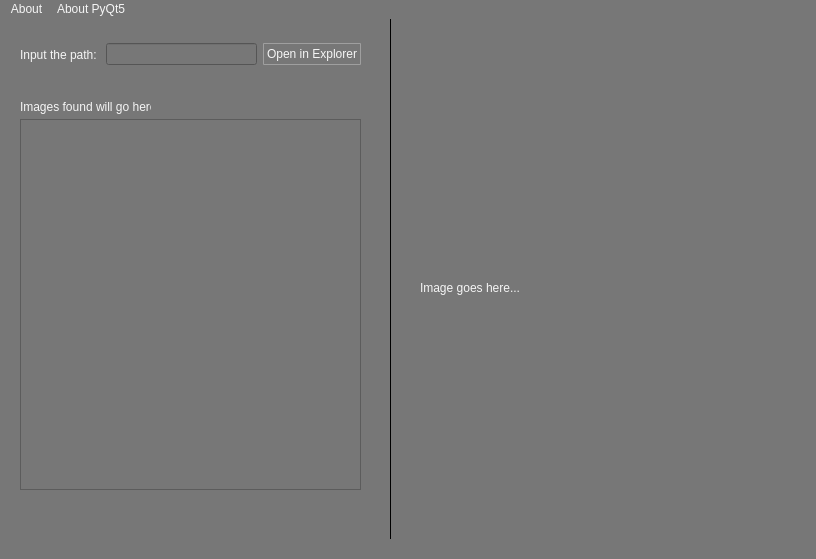
The window that pyqt5_designer_files/main.ui (0xBooper/ImageSee) describes before a commit, drawn with Qt 5.
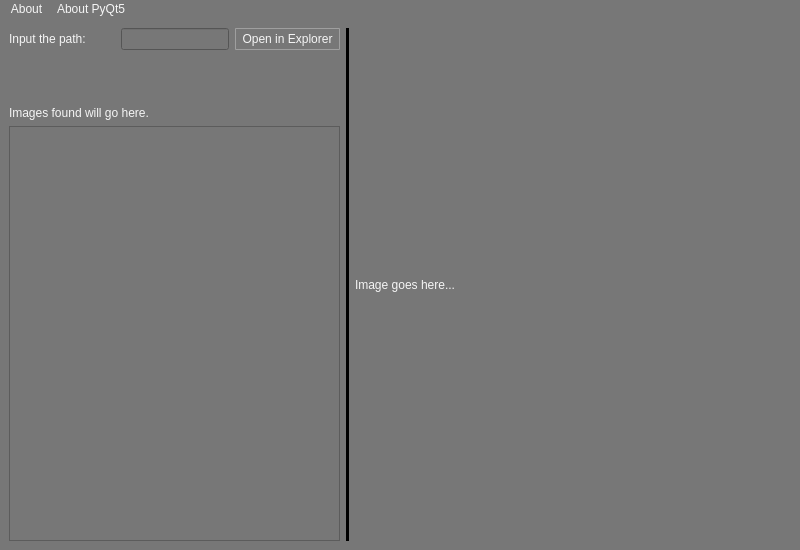
The same window after the commit. Icons and pictures are not drawn.

The edit to the form file:
```diff
--- a/pyqt5_designer_files/main.ui
+++ b/pyqt5_designer_files/main.ui
@@ -7,8 +7,8 @@
    <rect>
     <x>0</x>
     <y>0</y>
-    <width>816</width>
-    <height>559</height>
+    <width>800</width>
+    <height>550</height>
    </rect>
   </property>
   <property name="sizePolicy">
@@ -29,7 +29,7 @@
   </property>
   <widget class="QWidget" name="centralwidget">
    <property name="sizePolicy">
-    <sizepolicy hsizetype="Preferred" vsizetype="Preferred">
+    <sizepolicy hsizetype="Expanding" vsizetype="Expanding">
      <horstretch>0</horstretch>
      <verstretch>0</verstretch>
     </sizepolicy>
@@ -37,59 +37,34 @@
    <property name="layoutDirection">
     <enum>Qt::LeftToRight</enum>
    </property>
-   <widget class="Line" name="line">
-    <property name="geometry">
-     <rect>
-      <x>390</x>
-      <y>0</y>
-      <width>1</width>
-      <height>520</height>
-     </rect>
-    </property>
-    <property name="sizePolicy">
-     <sizepolicy hsizetype="Preferred" vsizetype="Preferred">
-      <horstretch>0</horstretch>
-      <verstretch>0</verstretch>
-     </sizepolicy>
-    </property>
-    <property name="layoutDirection">
-     <enum>Qt::LeftToRight</enum>
-    </property>
-    <property name="styleSheet">
-     <string notr="true">background-color: black;</string>
-    </property>
-    <property name="orientation">
-     <enum>Qt::Vertical</enum>
-    </property>
-   </widget>
-   <widget class="QLabel" name="image_label">
-    <property name="geometry">
-     <rect>
-      <x>400</x>
-      <y>0</y>
-      <width>391</width>
-      <height>491</height>
-     </rect>
-    </property>
-    <property name="styleSheet">
-     <string notr="true">text-align: center;</string>
-    </property>
-    <property name="text">
-     <string/>
-    </property>
-   </widget>
-   <widget class="QWidget" name="horizontalLayoutWidget">
-    <property name="geometry">
-     <rect>
-      <x>20</x>
-      <y>10</y>
-      <width>341</width>
-      <height>51</height>
-     </rect>
-    </property>
+   <property name="autoFillBackground">
+    <bool>true</bool>
+   </property>
+   <property name="locale">
+    <locale language="English" country="UnitedStates"/>
+   </property>
+   <layout class="QHBoxLayout" name="horizontalLayout">
+    <item>
+     <layout class="QVBoxLayout" name="image_side_layout">
+      <property name="spacing">
+       <number>6</number>
+      </property>
+      <property name="sizeConstraint">
+       <enum>QLayout::SetFixedSize</enum>
+      </property>
+      <item>
     <layout class="QHBoxLayout" name="file_selection_layout">
+        <property name="bottomMargin">
+         <number>50</number>
+        </property>
      <item>
       <widget class="QLabel" name="file_selection_label">
+          <property name="sizePolicy">
+           <sizepolicy hsizetype="Expanding" vsizetype="Preferred">
+            <horstretch>0</horstretch>
+            <verstretch>0</verstretch>
+           </sizepolicy>
+          </property>
        <property name="text">
         <string>Input the path: </string>
        </property>
@@ -100,6 +75,12 @@
      </item>
      <item>
       <widget class="QPushButton" name="explorer_open">
+          <property name="sizePolicy">
+           <sizepolicy hsizetype="Expanding" vsizetype="Fixed">
+            <horstretch>0</horstretch>
+            <verstretch>0</verstretch>
+           </sizepolicy>
+          </property>
        <property name="toolTip">
         <string>Click to find in Explorer</string>
        </property>
@@ -127,50 +108,81 @@
       </widget>
      </item>
     </layout>
-   </widget>
-   <widget class="QListView" name="image_list">
-    <property name="geometry">
-     <rect>
-      <x>20</x>
-      <y>100</y>
-      <width>341</width>
-      <height>371</height>
-     </rect>
-    </property>
-   </widget>
-   <widget class="QLabel" name="label">
-    <property name="geometry">
-     <rect>
-      <x>20</x>
-      <y>80</y>
-      <width>131</width>
-      <height>16</height>
-     </rect>
+      </item>
+      <item>
+       <widget class="QLabel" name="image_list_descriptor">
+        <property name="sizePolicy">
+         <sizepolicy hsizetype="Expanding" vsizetype="Fixed">
+          <horstretch>0</horstretch>
+          <verstretch>0</verstretch>
+         </sizepolicy>
     </property>
     <property name="text">
      <string>Images found will go here.</string>
     </property>
    </widget>
+      </item>
+      <item>
+       <widget class="QListView" name="image_list"/>
+      </item>
+     </layout>
+    </item>
+    <item>
+     <widget class="Line" name="vertical_line">
+      <property name="sizePolicy">
+       <sizepolicy hsizetype="Fixed" vsizetype="Expanding">
+        <horstretch>0</horstretch>
+        <verstretch>0</verstretch>
+       </sizepolicy>
+      </property>
+      <property name="layoutDirection">
+       <enum>Qt::LeftToRight</enum>
+      </property>
+      <property name="styleSheet">
+       <string notr="true">background-color: black;</string>
+      </property>
+      <property name="orientation">
+       <enum>Qt::Vertical</enum>
+      </property>
+     </widget>
+    </item>
+    <item>
    <widget class="QLabel" name="image_placeholder_label">
-    <property name="geometry">
-     <rect>
-      <x>420</x>
-      <y>230</y>
-      <width>391</width>
-      <height>78</height>
-     </rect>
+      <property name="sizePolicy">
+       <sizepolicy hsizetype="Maximum" vsizetype="Expanding">
+        <horstretch>0</horstretch>
+        <verstretch>0</verstretch>
+       </sizepolicy>
     </property>
     <property name="text">
      <string>Image goes here...</string>
     </property>
    </widget>
+    </item>
+    <item>
+     <widget class="QLabel" name="image_label">
+      <property name="sizePolicy">
+       <sizepolicy hsizetype="Expanding" vsizetype="Expanding">
+        <horstretch>0</horstretch>
+        <verstretch>0</verstretch>
+       </sizepolicy>
+      </property>
+      <property name="styleSheet">
+       <string notr="true">text-align: center;</string>
+      </property>
+      <property name="text">
+       <string/>
+      </property>
+     </widget>
+    </item>
+   </layout>
   </widget>
   <widget class="QMenuBar" name="menubar">
    <property name="geometry">
     <rect>
      <x>0</x>
      <y>0</y>
-     <width>816</width>
+     <width>800</width>
      <height>21</height>
     </rect>
    </property>
@@ -180,18 +192,18 @@
      <verstretch>0</verstretch>
     </sizepolicy>
    </property>
-   <widget class="QMenu" name="menuAbout">
-    <property name="title">
-     <string>About</string>
-    </property>
-   </widget>
-   <widget class="QMenu" name="menuAbout_PyQt5">
+   <widget class="QMenu" name="menu_about_PyQt5">
     <property name="title">
      <string>About PyQt5</string>
     </property>
    </widget>
-   <addaction name="menuAbout"/>
-   <addaction name="menuAbout_PyQt5"/>
+   <widget class="QMenu" name="menu_about">
+    <property name="title">
+     <string>About</string>
+    </property>
+   </widget>
+   <addaction name="menu_about"/>
+   <addaction name="menu_about_PyQt5"/>
   </widget>
  </widget>
  <resources/>
```
Left out of the diff: 8 changed lines with no effect on the pictures. Lines whose indentation alone changed are shown as unchanged.
